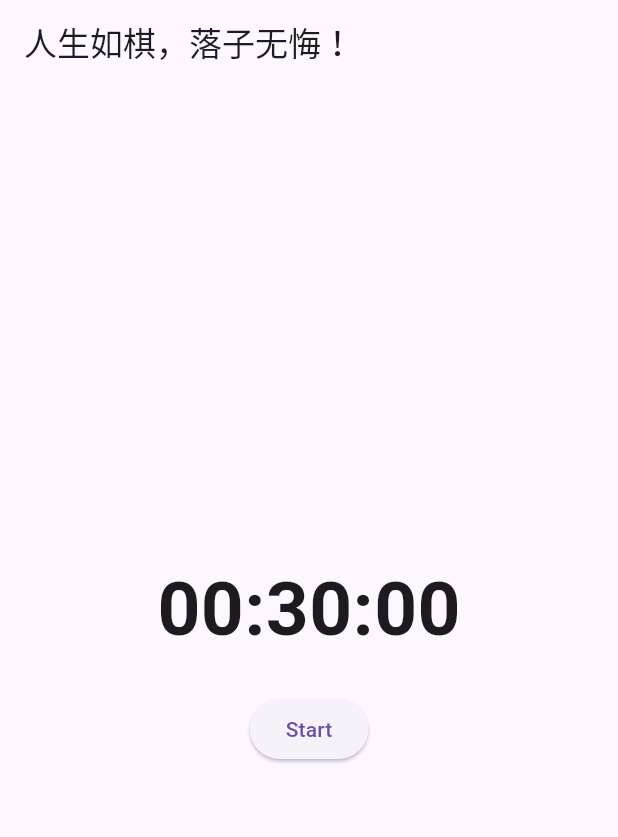
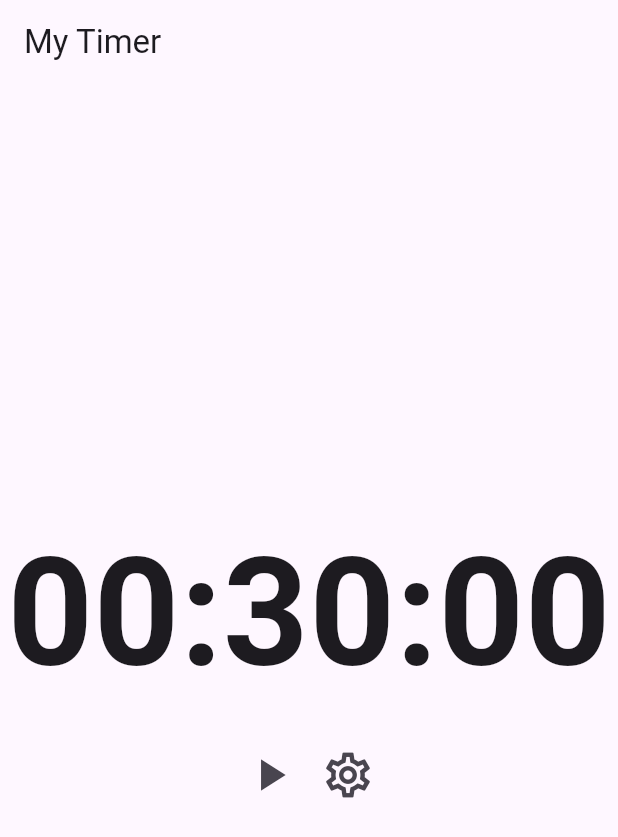
Before and after one commit to bytecrystal/fltimer, a Flutter app: the screen it shows after launch, on a phone screen of 412 x 824 dp. Shown: the top 837 px of the screen. Run offline on Flutter 3.47's test engine with Material 3 defaults, Android fonts, the phone set to English and light mode, and no system bars.

Commit message:
feat: timer settings

```diff
--- a/lib/main.dart
+++ b/lib/main.dart
@@ -5,6 +5,7 @@ import 'package:flipclock/views/TimerScreen.dart';
 import 'package:flutter/material.dart';
 
 void main() {
+
   runApp(MyApp());
 }
 
--- a/lib/views/TimerScreen.dart
+++ b/lib/views/TimerScreen.dart
@@ -54,6 +54,22 @@ class _TimerScreenState extends State<TimerScreen> {
     super.dispose();
   }
 
+  Future<void> _showTimePickerDialog() async {
+    final TimeOfDay? picked = await showTimePicker(
+      context: context,
+      initialTime: TimeOfDay(
+        hour: _duration.inHours,
+        minute: _duration.inMinutes.remainder(60),
+      ),
+    );
+    if (picked != null) {
+      setState(() {
+        _duration = Duration(hours: picked.hour, minutes: picked.minute);
+      });
+    }
+  }
+
+
   @override
   Widget build(BuildContext context) {
     String twoDigits(int n) => n.toString().padLeft(2, '0');
@@ -63,7 +79,7 @@ class _TimerScreenState extends State<TimerScreen> {
 
     return Scaffold(
       appBar: AppBar(
-        title: Text('人生如棋，落子无悔！'),
+        title: Text('My Timer'),
       ),
       body: Center(
         child: Column(
@@ -72,25 +88,37 @@ class _TimerScreenState extends State<TimerScreen> {
             Text(
               "$hours:$minutes:$seconds",
               style: TextStyle(
-                fontSize: 50,
+                fontSize: 100,
                 fontWeight: FontWeight.bold,
               ),
             ),
-            SizedBox(height: 20),
-            ElevatedButton(
+            SizedBox(height: 10),
+            Row(
+              mainAxisAlignment: MainAxisAlignment.center,
+              children: [
+                IconButton(
+                  icon: Icon(_isRunning ? Icons.pause_circle_outline : Icons.play_arrow),
                   onPressed: _toggleTimer,
-              child: Text(_isRunning ? 'Pause' : 'Start'),
+                  iconSize: 36, // 可以自定义图标大小
+                ),
+                // SizedBox(height: 20,),
+                IconButton(
+                  icon: Icon(Icons.settings_outlined),
+                  onPressed: _showTimePickerDialog,
+                  iconSize: 36, // 可以自定义图标大小
                 ),
                 if (!_isRunning && _duration.inSeconds == 0)
-              ElevatedButton(
+                  IconButton(
+                    icon: Icon(Icons.restore_outlined),
                     onPressed: () {
-                  // Reset the timer
                       setState(() {
                         _duration = widget.duration;
                       });
                     },
-                child: Text('Reset'),
-                style: ElevatedButton.styleFrom(backgroundColor: Colors.red),
+                    iconSize: 36, // 可以自定义图标大小
+                    color: Colors.red, // Reset 按钮的颜色是红色
+                  ),
+              ],
             ),
           ],
         ),
--- a/pubspec.yaml
+++ b/pubspec.yaml
@@ -36,6 +36,7 @@ dependencies:
   # Use with the CupertinoIcons class for iOS style icons.
   cupertino_icons: ^1.0.2
   provider: ^6.1.1
+  window_manager: ^0.3.8
 
 dev_dependencies:
   flutter_test:
```
Also changed, not shown: pubspec.lock. Lines whose indentation alone changed are shown as unchanged.
